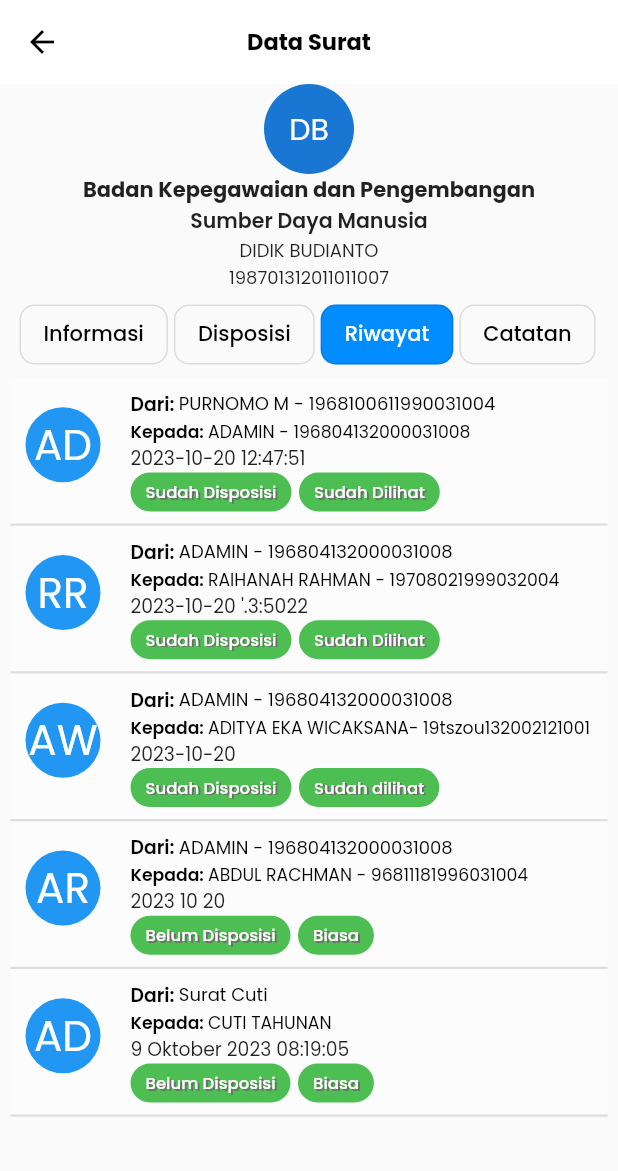
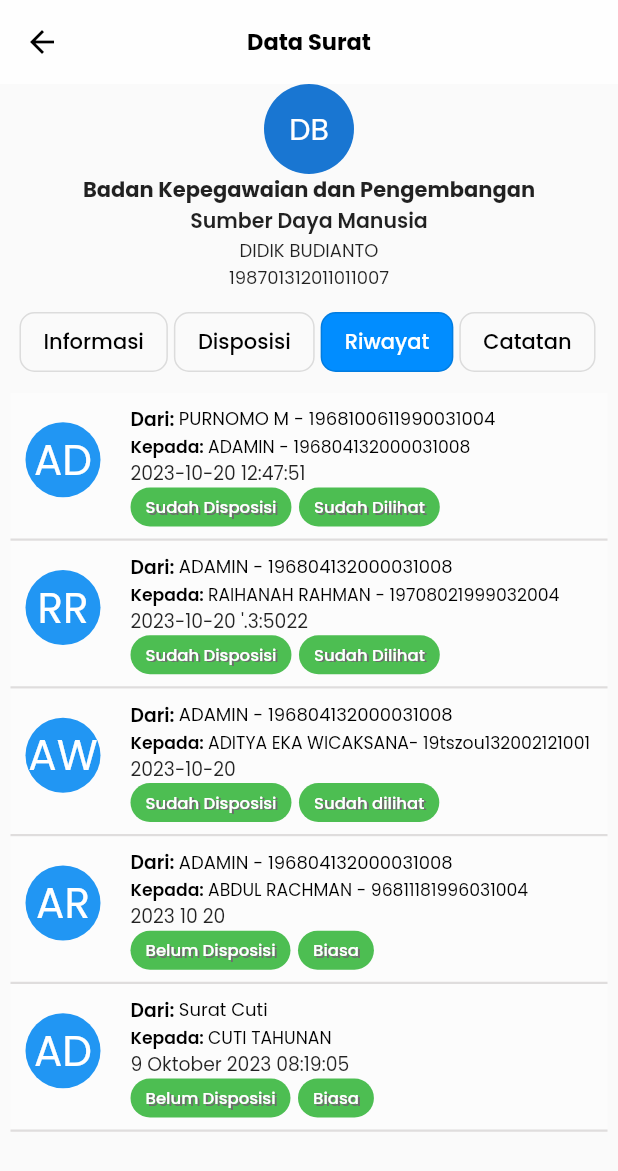
Before and after one commit to ZAZW27/eOffice, a Flutter app: the Informasi screen opened directly, after a tap on "Disposisi", after a tap on "Riwayat", on a phone screen of 412 x 824 dp. Shown: the top 1171 px of the screen. Run offline on Flutter 3.47's test engine with Material 2 defaults, Android fonts, the light colour scheme and no system bars; our stand-ins replace flutter_svg.

Commit message:
fixed after the reviews

```diff
--- a/lib/pages/disposisi.dart
+++ b/lib/pages/disposisi.dart
@@ -117,7 +117,6 @@ class _DisposisiColumnState extends State<DisposisiColumn> {
       child: Column(
         crossAxisAlignment: CrossAxisAlignment.center,
         children: <Widget>[
-          SizedBox(height: 5), // Spasi atas
           Text(
             "Disposisi Surat",
             textAlign: TextAlign.center,
@@ -307,6 +306,7 @@ class _headerSuratPengaturanState extends State<headerSuratPengaturan> {
       child: Column(
         children: [
           _infoBanner(contentWidth), // Consists of profile pic, and surat info
+          SizedBox(height: 10),
           _navBar(), // consists of navigation button to navigate through out the pages
         ],
       ),
@@ -316,7 +316,6 @@ class _headerSuratPengaturanState extends State<headerSuratPengaturan> {
   Center _infoBanner(double contentWidth) {
     return Center(
       child: Container(
-        margin: const EdgeInsets.only(bottom: 20),
         child: SizedBox(
           width: contentWidth,
           // decoration: BoxDecoration(color: Colors.black),
--- a/lib/pages/informasi.dart
+++ b/lib/pages/informasi.dart
@@ -20,10 +20,11 @@ class _InformasiState extends State<Informasi> {
           child: Column(
         children: [
           _infoBanner(contentWidth),
-          SizedBox(height: 5),
+          SizedBox(height: 10),
           _navBar(),
-          SizedBox(height: 5),
+          SizedBox(height: 10),
           infoPage(contentWidth, context),
+          SizedBox(height: 10,),
         ],
       )),
     );
@@ -328,42 +329,46 @@ class _InformasiState extends State<Informasi> {
                       "Daftar Dokumen Digital Surat yang diupload oleh Pembuat Surat",
                       style: TextStyle(fontSize: 11),
                     ),
-                    Container(
-                      alignment: Alignment.centerLeft, // Membuat card rata kiri
-                      margin: const EdgeInsets.only(bottom: 5.0),
-                      width: 220.0, // Mengatur lebar container
-                      height: 40.0, // Mengatur margin antara card
-                      child: const Card(
-                        color: Colors.blue, // Mengatur warna latar belakang
-                        child: ListTile(
-                          title: Text(
-                            "1. suratpengantar_90566_signed.pdf",
-                            style: TextStyle(
-                              color: Colors.white, // Mengatur warna teks
-                              decoration: TextDecoration
-                                  .underline, // Menambahkan garis bawah
-                              fontSize: 11.0, // Mengatur ukuran teks
-                            ),
+                    SizedBox(height: 10,),
+                    ElevatedButton(
+                      onPressed: () {
+                        // Add your button's click functionality here
+                      },
+                      style: ButtonStyle(
+                        backgroundColor: MaterialStateProperty.all(Colors.blue),
+                        // Adjust the padding here
+                        padding: MaterialStateProperty.all(EdgeInsets.symmetric(vertical: 10.0)),
+                      ),
+                      child: Container(
+                        padding: EdgeInsets.symmetric(vertical: 6, horizontal: 8), // Adjust the padding here
+                        child: Text(
+                          "1. suratpengantar_90566_signed.pdf",
+                          style: TextStyle(
+                            color: Colors.white,
+                            fontSize: 11.0,
+                            decoration: TextDecoration.underline,
                           ),
                         ),
                       ),
                     ),
-                    Container(
-                      alignment: Alignment.centerLeft, // Membuat card rata kiri
-                      margin: const EdgeInsets.only(bottom: 16.0),
-                      width: 310.0, // Mengatur lebar container
-                      height: 60.0, // Mengatur margin antara card
-                      child: const Card(
-                        color: Colors.blue, // Mengatur warna latar belakang
-                        child: ListTile(
-                          title: Text(
-                            "2. e4246ecf87daba2f6be4eea16078b69c.pdf",
-                            style: TextStyle(
-                              color: Colors.white, // Mengatur warna teks
-                              decoration: TextDecoration
-                                  .underline, // Menambahkan garis bawah
-                              fontSize: 13.0, // Mengatur ukuran teks
-                            ),
+                    SizedBox(height: 8,),
+                    ElevatedButton(
+                      onPressed: () {
+                        // Add your button's click functionality here
+                      },
+                      style: ButtonStyle(
+                        backgroundColor: MaterialStateProperty.all(Colors.blue),
+                        // Adjust the padding here
+                        padding: MaterialStateProperty.all(EdgeInsets.symmetric(vertical: 10.0)),
+                      ),
+                      child: Container(
+                        padding: EdgeInsets.symmetric(vertical: 6, horizontal: 8), // Adjust the padding here
+                        child: Text(
+                          "2. e4246ecf87daba2f6be4eea16078b69c.pdf",
+                          style: TextStyle(
+                            color: Colors.white,
+                            fontSize: 11.0,
+                            decoration: TextDecoration.underline,
                           ),
                         ),
                       ),
--- a/lib/pages/riwayat.dart
+++ b/lib/pages/riwayat.dart
@@ -381,9 +381,9 @@ class _headerSuratPengaturanState extends State<headerSuratPengaturan> {
       child: Column(
         children: [
           _infoBanner(contentWidth), // Consists of profile pic, and surat info
-          SizedBox(height: 5,),
+          SizedBox(height: 10),
           _navBar(), // consists of navigation button to navigate through out the pages
-          SizedBox(height: 5,),
+          SizedBox(height: 10,),
         ],
       ),
     );
```
